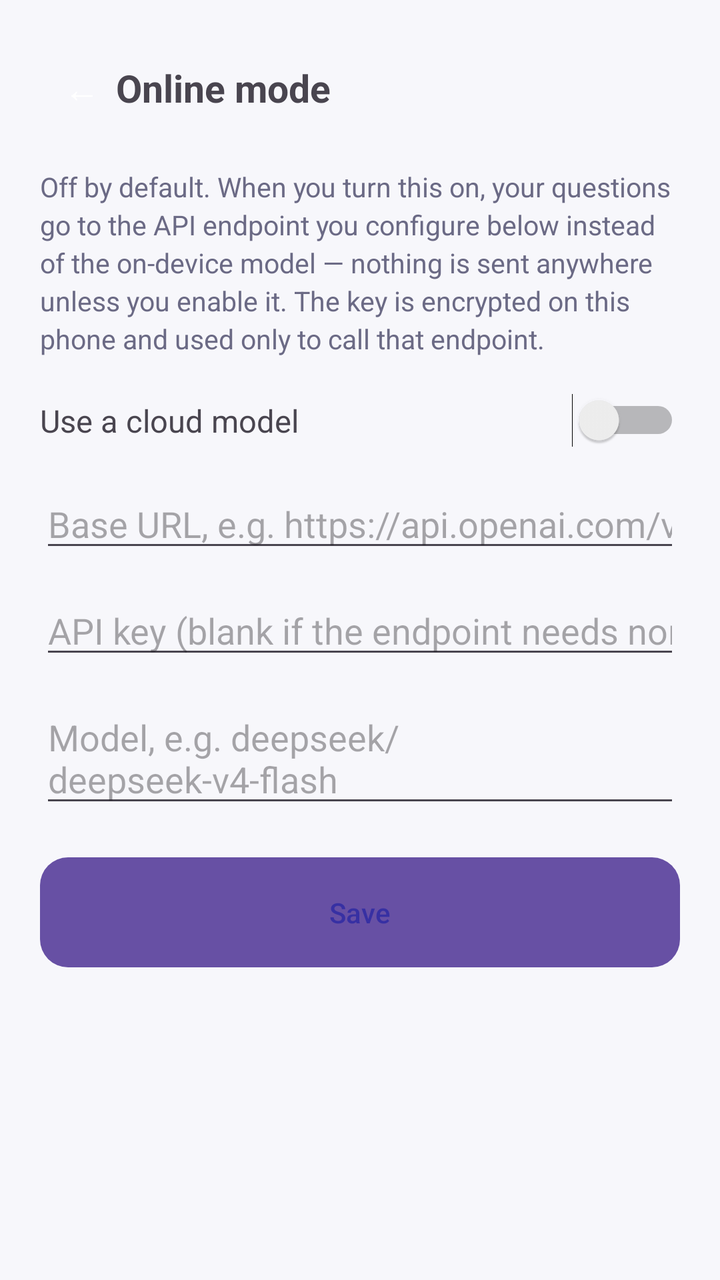
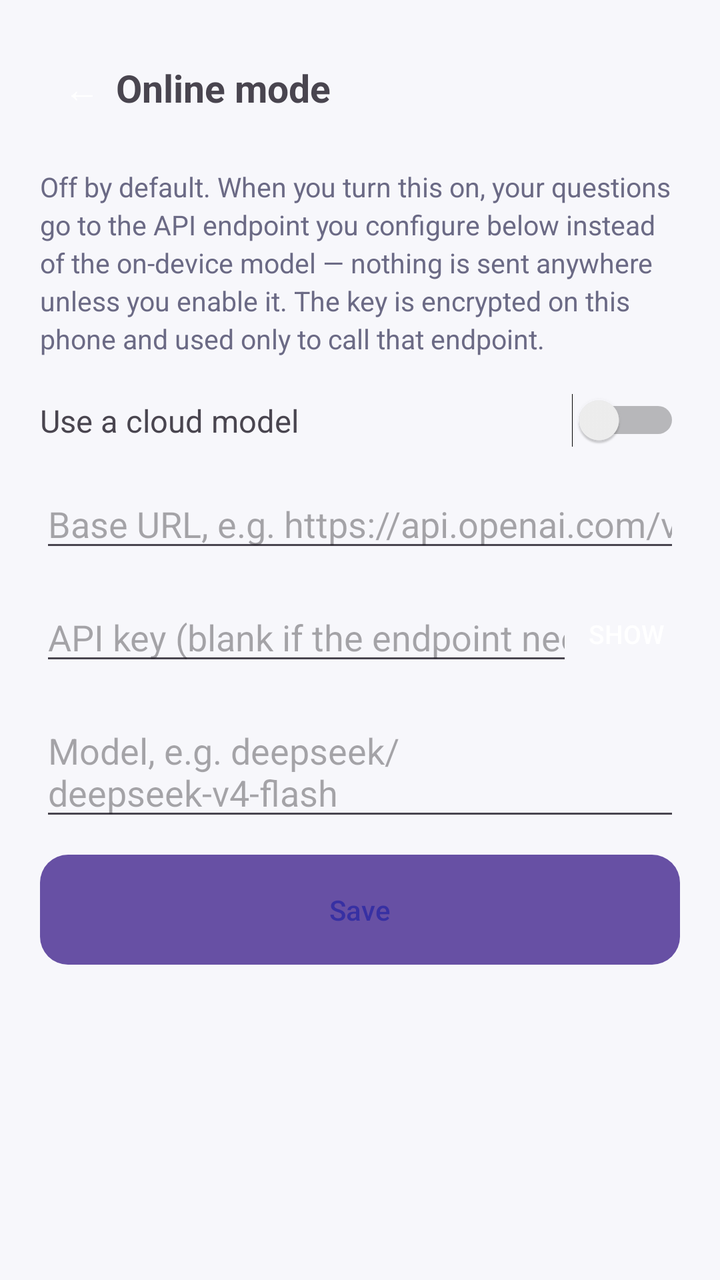

An Android layout rendered at two revisions. The XML below is the earlier revision; the diff shows what the commit changed to produce the second picture.
<!-- AndroidManifest.xml: application theme Theme.Material3.DayNight.NoActionBar -->
<!-- res/layout/activity_settings.xml -->
<?xml version="1.0" encoding="utf-8"?>
<ScrollView xmlns:android="http://schemas.android.com/apk/res/android"
    android:layout_width="match_parent"
    android:layout_height="match_parent"
    android:background="@color/screen_bg"
    android:fillViewport="true">

    <LinearLayout
        android:layout_width="match_parent"
        android:layout_height="wrap_content"
        android:orientation="vertical"
        android:padding="20dp">

        <LinearLayout
            android:layout_width="match_parent"
            android:layout_height="wrap_content"
            android:orientation="horizontal"
            android:gravity="center_vertical"
            android:paddingBottom="16dp">

            <Button
                android:id="@+id/btnBack"
                style="?android:attr/borderlessButtonStyle"
                android:layout_width="wrap_content"
                android:layout_height="wrap_content"
                android:minWidth="0dp"
                android:paddingEnd="8dp"
                android:textSize="18sp"
                android:contentDescription="Back"
                android:text="←" />

            <TextView
                android:layout_width="wrap_content"
                android:layout_height="wrap_content"
                android:text="Online mode"
                android:textSize="19sp"
                android:textStyle="bold" />
        </LinearLayout>

        <TextView
            android:layout_width="match_parent"
            android:layout_height="wrap_content"
            android:text="Off by default. When you turn this on, your questions go to the API endpoint you configure below instead of the on-device model — nothing is sent anywhere unless you enable it. The key is encrypted on this phone and used only to call that endpoint."
            android:textSize="13.5sp"
            android:textColor="@color/status_text"
            android:lineSpacingExtra="3dp"
            android:paddingBottom="18dp" />

        <LinearLayout
            android:layout_width="match_parent"
            android:layout_height="wrap_content"
            android:orientation="horizontal"
            android:gravity="center_vertical"
            android:paddingBottom="16dp">

            <TextView
                android:layout_width="0dp"
                android:layout_height="wrap_content"
                android:layout_weight="1"
                android:text="Use a cloud model"
                android:textSize="15.5sp" />

            <Switch
                android:id="@+id/switchOnline"
                android:layout_width="wrap_content"
                android:layout_height="wrap_content" />
        </LinearLayout>

        <EditText
            android:id="@+id/inputBaseUrl"
            android:layout_width="match_parent"
            android:layout_height="wrap_content"
            android:hint="Base URL, e.g. https://api.openai.com/v1"
            android:inputType="textUri"
            android:autofillHints="url"
            android:maxLines="1"
            android:layout_marginBottom="12dp" />

        <EditText
            android:id="@+id/inputApiKey"
            android:layout_width="match_parent"
            android:layout_height="wrap_content"
            android:hint="API key (blank if the endpoint needs none)"
            android:inputType="textPassword"
            android:maxLines="1"
            android:layout_marginBottom="12dp" />

        
        <AutoCompleteTextView
            android:id="@+id/inputModel"
            android:layout_width="match_parent"
            android:layout_height="wrap_content"
            android:hint="Model, e.g. deepseek/deepseek-v4-flash"
            android:completionThreshold="0"
            android:maxLines="1"
            android:layout_marginBottom="20dp" />

        <Button
            android:id="@+id/btnSave"
            android:layout_width="match_parent"
            android:layout_height="wrap_content"
            android:background="@drawable/bg_banner"
            android:textColor="@color/banner_text"
            android:paddingTop="14dp"
            android:paddingBottom="14dp"
            android:text="Save" />
    </LinearLayout>
</ScrollView>
<!-- resources referenced by this layout -->
<resources>
  <color name="banner_text">#3730A3</color>
  <color name="screen_bg">#F7F7FB</color>
  <color name="status_text">#6B6A85</color>
  <!-- drawable bg_banner (drawable) -->
  <?xml version="1.0" encoding="utf-8"?>
  <shape xmlns:android="http://schemas.android.com/apk/res/android">
      <solid android:color="@color/banner_bg" />
      <corners android:radius="14dp" />
  </shape>
  <color name="banner_bg">#EEF0FF</color>
</resources>

<!-- the commit's change to res/layout/activity_settings.xml (unified diff, before → after) -->
@@ -76,14 +76,34 @@
             android:maxLines="1"
             android:layout_marginBottom="12dp" />
 
-        <EditText
-            android:id="@+id/inputApiKey"
+        <LinearLayout
             android:layout_width="match_parent"
             android:layout_height="wrap_content"
-            android:hint="API key (blank if the endpoint needs none)"
-            android:inputType="textPassword"
-            android:maxLines="1"
-            android:layout_marginBottom="12dp" />
+            android:orientation="horizontal"
+            android:gravity="center_vertical"
+            android:layout_marginBottom="12dp">
+
+            <EditText
+                android:id="@+id/inputApiKey"
+                android:layout_width="0dp"
+                android:layout_height="wrap_content"
+                android:layout_weight="1"
+                android:hint="API key (blank if the endpoint needs none)"
+                android:inputType="textPassword"
+                android:maxLines="1" />
+
+            <Button
+                android:id="@+id/btnToggleKey"
+                style="?android:attr/borderlessButtonStyle"
+                android:layout_width="wrap_content"
+                android:layout_height="wrap_content"
+                android:text="Show"
+                android:textSize="13sp"
+                android:minWidth="0dp"
+                android:paddingStart="8dp"
+                android:paddingEnd="8dp"
+                android:contentDescription="Show or hide the API key" />
+        </LinearLayout>
 
         
         <AutoCompleteTextView
@@ -93,7 +113,19 @@
             android:hint="Model, e.g. deepseek/deepseek-v4-flash"
             android:completionThreshold="0"
             android:maxLines="1"
-            android:layout_marginBottom="20dp" />
+            android:layout_marginBottom="12dp" />
+
+        <Button
+            android:id="@+id/btnTest"
+            android:layout_width="match_parent"
+            android:layout_height="wrap_content"
+            android:background="@drawable/bg_banner"
+            android:textColor="@color/banner_text"
+            android:paddingTop="12dp"
+            android:paddingBottom="12dp"
+            android:text="Test connection"
+            android:layout_marginBottom="12dp"
+            android:visibility="gone" />
 
         <Button
             android:id="@+id/btnSave"
